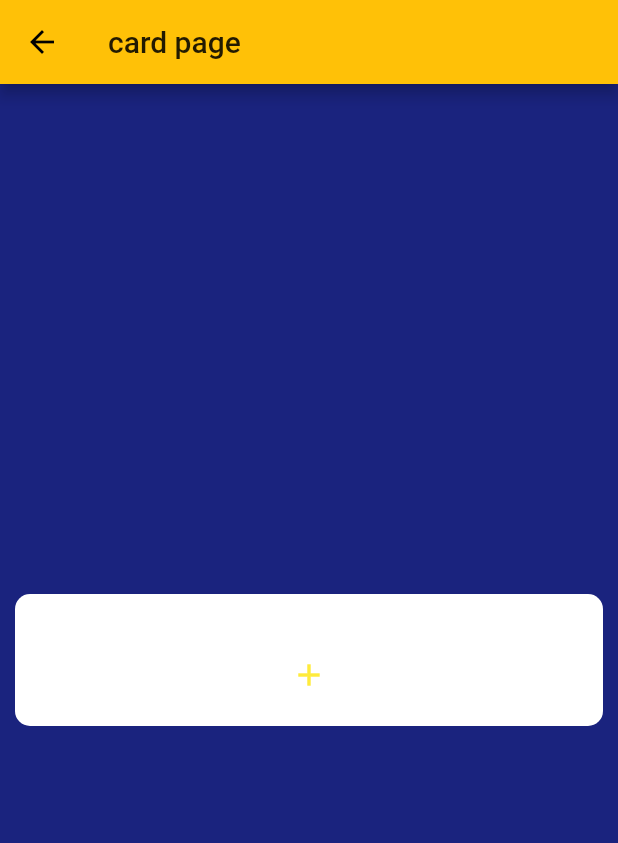
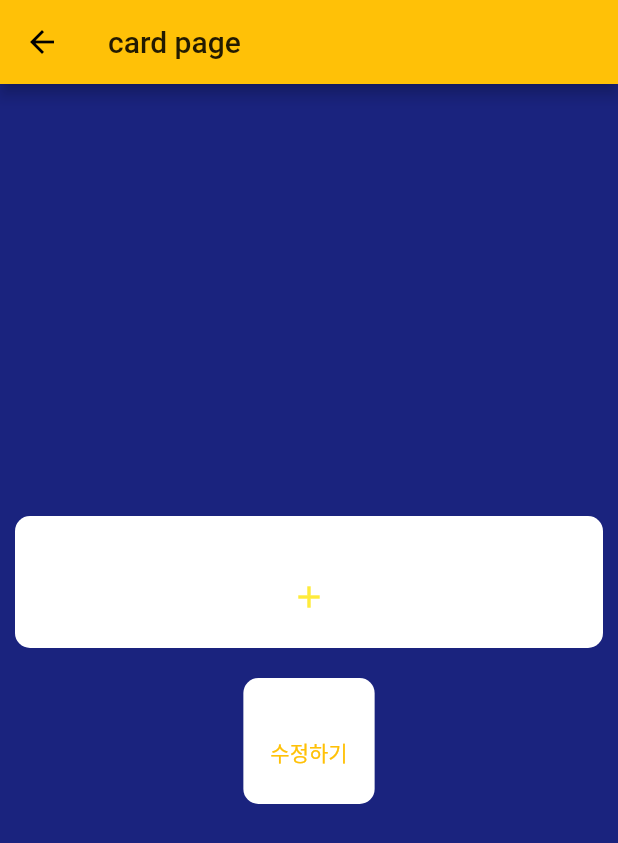
Before and after one commit to 5yearsKim/LessonCard, a Flutter app: the CardPage screen opened by its route, on a phone screen of 412 x 824 dp. Shown: the top 843 px of the screen. Run offline on Flutter 3.47's test engine with Material 2 defaults, Android fonts, the phone set to English and light mode, and no system bars; our stand-ins replace get, sqflite, table_calendar; missing offline and left inert: flutter_material_color_picker; accounts and stored records are empty; statements that could not run were skipped.

Commit message:
edit note

```diff
--- /dev/null
+++ b/lib/components/card/cardNote.dart
@@ -0,0 +1,63 @@
+import 'package:flutter/widgets.dart';
+import 'package:flutter/material.dart';
+import 'package:get/get.dart';
+
+// custom
+import 'package:myapp/controller.dart';
+
+class CardNote extends StatefulWidget {
+  const CardNote({Key? key}) : super(key: key);
+
+  @override
+  _CardNoteState createState() => _CardNoteState();
+}
+
+class _CardNoteState extends State<CardNote> {
+  final Controller ctrl = Get.find();
+  final noteTcr = TextEditingController();
+  bool isEdit = false;
+
+  get card {
+    return ctrl.todayCard;
+  }
+
+  @override
+  void initState() {
+    super.initState();
+    noteTcr.text = card['note'];
+  }
+
+  @override
+  Widget build(BuildContext context) {
+    if (isEdit) {
+      return Column(
+        mainAxisSize: MainAxisSize.min,
+        children: [
+          TextField(
+            decoration: InputDecoration(border: OutlineInputBorder(), labelText: '연습일지를 적어보세요!'),
+            controller: noteTcr,
+          ),
+          OutlinedButton(
+            onPressed: () {
+              ctrl.updateCard(note: noteTcr.text);
+              setState(() => isEdit = false);
+            },
+            child: Text('저장'),
+          )
+        ],
+      );
+    } else {
+      return Column(
+        mainAxisSize: MainAxisSize.min,
+        children: [
+          Text(noteTcr.text),
+          TextButton(
+            onPressed: () {
+              setState(() => isEdit = true);
+            },
+            child: Text('수정하기'),)
+        ],
+      );
+    }
+  }
+}
--- a/lib/screens/cardPage.dart
+++ b/lib/screens/cardPage.dart
@@ -4,8 +4,9 @@ import 'package:get/get.dart';
 
 // custom
 import 'package:myapp/components/card/trackLine.dart';
+import 'package:myapp/components/card/cardNote.dart';
+import 'package:myapp/components/card/trackButton.dart';
 import 'package:myapp/controller.dart';
-import 'package:myapp/components/card/trackButton.dart';
 
 class CardPage extends StatelessWidget {
   CardPage({Key? key}) : super(key: key);
@@ -17,7 +18,10 @@ class CardPage extends StatelessWidget {
           title: Text('card page'),
         ),
         body: Center(
-          child: Container(
+          child: Column(
+            mainAxisSize: MainAxisSize.min,
+            children: [
+              Container(
                 margin: EdgeInsets.all(10),
                 padding: EdgeInsets.all(10),
                 decoration: BoxDecoration(
@@ -31,6 +35,18 @@ class CardPage extends StatelessWidget {
                     AddTrack(),
                   ],
                 ),
+              ),
+              Container(
+                margin: EdgeInsets.all(10),
+                padding: EdgeInsets.all(10),
+                decoration: BoxDecoration(
+                  borderRadius: BorderRadius.circular(10),
+                  color: Colors.white,
+                ),
+                child: CardNote(),
+                // child: Text('hello'),
+              ),
+            ],
           ),
         ));
   }
@@ -55,17 +71,12 @@ class TrackList extends StatelessWidget {
               builder: (_) => ReorderableListView(
                     shrinkWrap: true,
                     children: [
-                      for (int i = 0; i < ctrl.trackList.length; i++)
+                      for (var i=0; i < ctrl.trackList.length; i++)
                         Row(
                           key: Key('${i}'),
                           children: [
                             TrackButton(i),
-                            TrackLine(
-                              trackId: ctrl.trackList[i]['id'],
-                              maxStamp: ctrl.trackList[i]['max_stamp'],
-                              stampName: ctrl.trackList[i]['stamp_name'] ?? 'bear',
-                              // maxStamp: 3,
-                            )
+                            TrackLine(i),
                           ],
                         ),
                     ],
```
Also changed, not shown: lib/components/card/trackLine.dart (+83 -39 lines), lib/controller.dart (+22 -4 lines), lib/dbHelper.dart (+37 -8 lines), lib/screens/calendarPage.dart (+24 -41 lines). Lines whose indentation alone changed are shown as unchanged.
